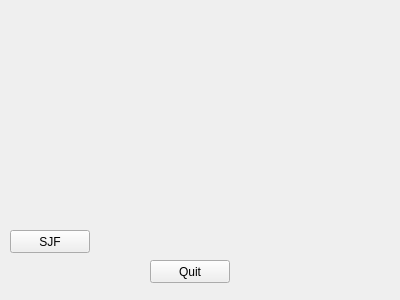
Before: the Qt Designer form processschedulers.ui in orville94Bailey/OpSys, drawn with Qt 5.
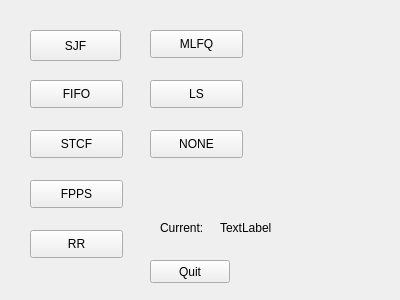
After: the same form once the commit is applied.

Commit message: Set current scheduler not working

```diff
--- a/processschedulers.ui
+++ b/processschedulers.ui
@@ -29,16 +29,133 @@
   <widget class="QPushButton" name="pushButton">
    <property name="geometry">
     <rect>
-     <x>10</x>
-     <y>230</y>
-     <width>80</width>
-     <height>23</height>
+     <x>30</x>
+     <y>30</y>
+     <width>91</width>
+     <height>31</height>
     </rect>
    </property>
    <property name="text">
     <string>SJF</string>
    </property>
   </widget>
+  <widget class="QPushButton" name="FPPS_button">
+   <property name="geometry">
+    <rect>
+     <x>30</x>
+     <y>180</y>
+     <width>93</width>
+     <height>28</height>
+    </rect>
+   </property>
+   <property name="text">
+    <string>FPPS</string>
+   </property>
+  </widget>
+  <widget class="QPushButton" name="STCF_button">
+   <property name="geometry">
+    <rect>
+     <x>30</x>
+     <y>130</y>
+     <width>93</width>
+     <height>28</height>
+    </rect>
+   </property>
+   <property name="text">
+    <string>STCF</string>
+   </property>
+  </widget>
+  <widget class="QPushButton" name="FIFO_button">
+   <property name="geometry">
+    <rect>
+     <x>30</x>
+     <y>80</y>
+     <width>93</width>
+     <height>28</height>
+    </rect>
+   </property>
+   <property name="text">
+    <string>FIFO</string>
+   </property>
+  </widget>
+  <widget class="QPushButton" name="RR_button">
+   <property name="geometry">
+    <rect>
+     <x>30</x>
+     <y>230</y>
+     <width>93</width>
+     <height>28</height>
+    </rect>
+   </property>
+   <property name="text">
+    <string>RR</string>
+   </property>
+  </widget>
+  <widget class="QPushButton" name="MLFQ_button">
+   <property name="geometry">
+    <rect>
+     <x>150</x>
+     <y>30</y>
+     <width>93</width>
+     <height>28</height>
+    </rect>
+   </property>
+   <property name="text">
+    <string>MLFQ</string>
+   </property>
+  </widget>
+  <widget class="QPushButton" name="LS_button">
+   <property name="geometry">
+    <rect>
+     <x>150</x>
+     <y>80</y>
+     <width>93</width>
+     <height>28</height>
+    </rect>
+   </property>
+   <property name="text">
+    <string>LS</string>
+   </property>
+  </widget>
+  <widget class="QLabel" name="label">
+   <property name="geometry">
+    <rect>
+     <x>160</x>
+     <y>220</y>
+     <width>53</width>
+     <height>16</height>
+    </rect>
+   </property>
+   <property name="text">
+    <string>Current:</string>
+   </property>
+  </widget>
+  <widget class="QPushButton" name="NONE_button">
+   <property name="geometry">
+    <rect>
+     <x>150</x>
+     <y>130</y>
+     <width>93</width>
+     <height>28</height>
+    </rect>
+   </property>
+   <property name="text">
+    <string>NONE</string>
+   </property>
+  </widget>
+  <widget class="QLabel" name="CurSchedule_label">
+   <property name="geometry">
+    <rect>
+     <x>220</x>
+     <y>220</y>
+     <width>53</width>
+     <height>16</height>
+    </rect>
+   </property>
+   <property name="text">
+    <string>TextLabel</string>
+   </property>
+  </widget>
  </widget>
  <resources/>
  <connections/>
```
The commit also changes 12 other files.
